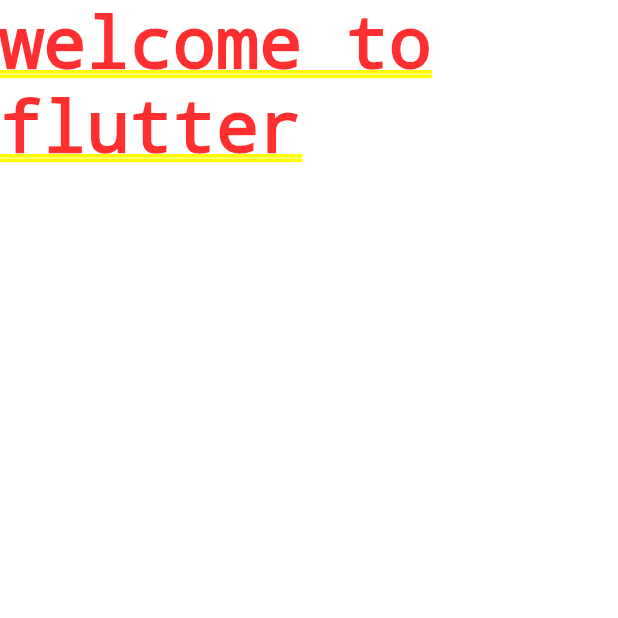
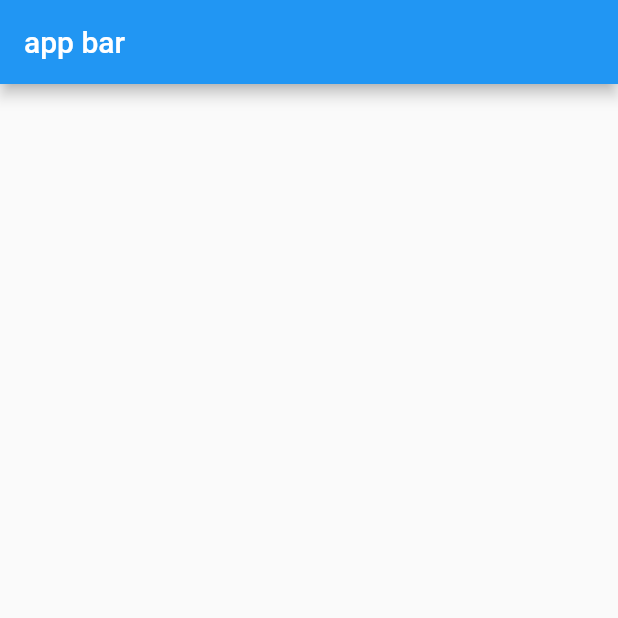
Before and after one commit to KRIXUS-alpha/flutter_demo, a Flutter app: the screen it shows after launch, on a phone screen of 412 x 824 dp, the top half of it. Run offline on Flutter 3.47's test engine with Material 2 defaults, Android fonts, the phone set to English and light mode, and no system bars.

Commit message:
Scaffold and AppBar

```diff
--- a/lib/main.dart
+++ b/lib/main.dart
@@ -1,5 +1,11 @@
 import 'package:flutter/material.dart';
 
 void main() {
-  runApp(const MaterialApp(home: Text("welcome to flutter")));
+  runApp(MaterialApp(
+      home: Scaffold(
+        appBar:AppBar(
+          title: const Text("app bar"),
+        ),
+      )
+  ));
 }
```
